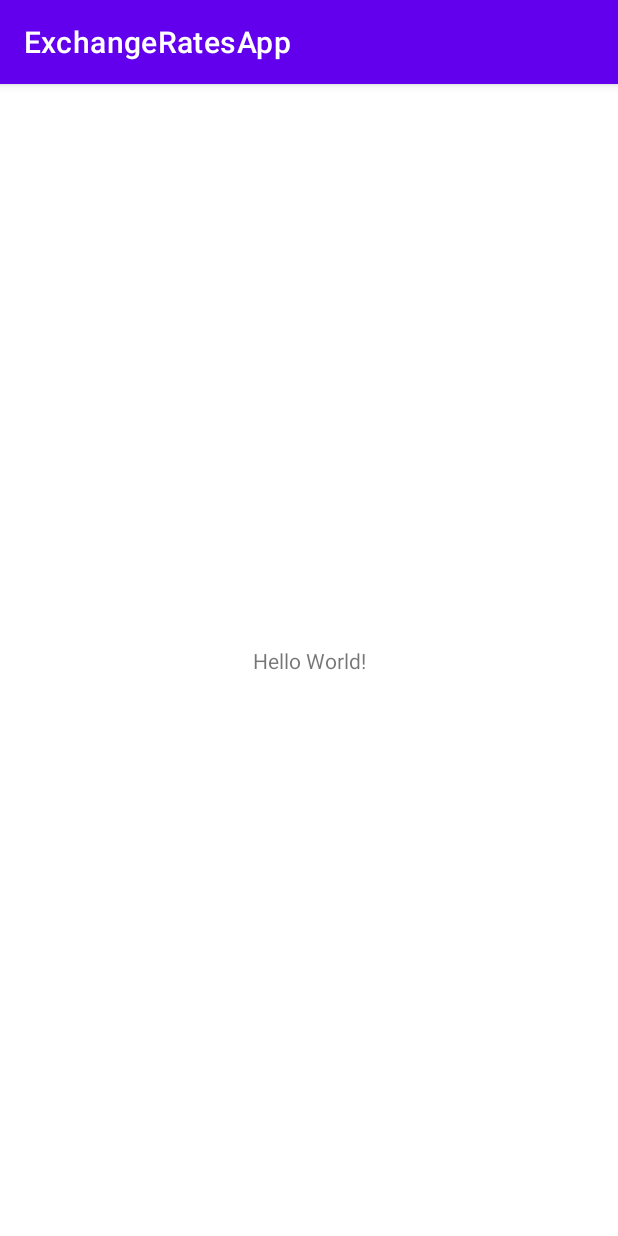
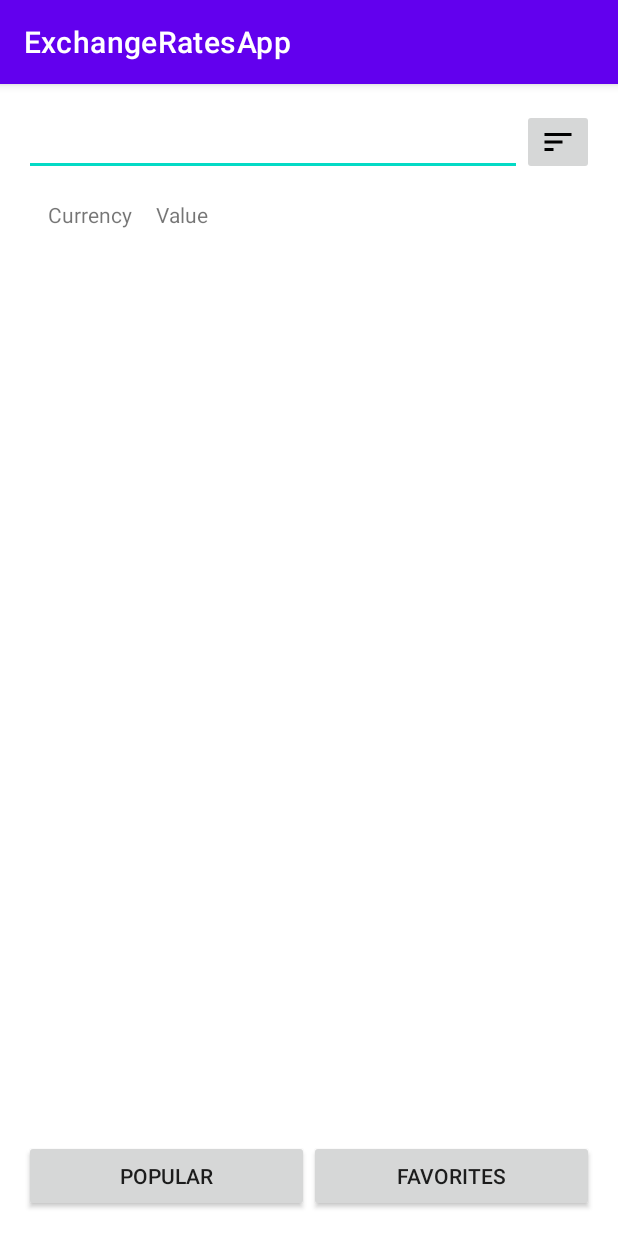
Before and after one commit to KelwayHao/ExchangeRatesApp, an Android app: the screen it shows after launch (MainActivity), on a phone screen of 412 x 824 dp. Run offline under Robolectric (Android 15) with nearby library versions, the phone set to English and light mode, and no system bars.

Commit message:
preliminary UI

```diff
--- /dev/null
+++ b/app/src/main/java/com/kelway/exchangeratesapp/FavoritesFragment.kt
@@ -0,0 +1,6 @@
+package com.kelway.exchangeratesapp
+
+import androidx.fragment.app.Fragment
+
+class FavoritesFragment : Fragment(R.layout.fragment_favorites) {
+}
--- /dev/null
+++ b/app/src/main/java/com/kelway/exchangeratesapp/PopularFragment.kt
@@ -0,0 +1,6 @@
+package com.kelway.exchangeratesapp
+
+import androidx.fragment.app.Fragment
+
+class PopularFragment : Fragment(R.layout.fragment_popular) {
+}
--- /dev/null
+++ b/app/src/main/res/drawable/ic_baseline_sort_24.xml
@@ -0,0 +1,5 @@
+<vector android:autoMirrored="true" android:height="24dp"
+    android:tint="#000000" android:viewportHeight="24"
+    android:viewportWidth="24" android:width="24dp" xmlns:android="http://schemas.android.com/apk/res/android">
+    <path android:fillColor="@android:color/white" android:pathData="M3,18h6v-2L3,16v2zM3,6v2h18L21,6L3,6zM3,13h12v-2L3,11v2z"/>
+</vector>
--- /dev/null
+++ b/app/src/main/res/drawable/ic_baseline_star_border_24.xml
@@ -0,0 +1,5 @@
+<vector android:height="24dp" android:tint="#000000"
+    android:viewportHeight="24" android:viewportWidth="24"
+    android:width="24dp" xmlns:android="http://schemas.android.com/apk/res/android">
+    <path android:fillColor="@android:color/white" android:pathData="M22,9.24l-7.19,-0.62L12,2 9.19,8.63 2,9.24l5.46,4.73L5.82,21 12,17.27 18.18,21l-1.63,-7.03L22,9.24zM12,15.4l-3.76,2.27 1,-4.28 -3.32,-2.88 4.38,-0.38L12,6.1l1.71,4.04 4.38,0.38 -3.32,2.88 1,4.28L12,15.4z"/>
+</vector>
--- /dev/null
+++ b/app/src/main/res/drawable/ic_baseline_star_rate_24.xml
@@ -0,0 +1,5 @@
+<vector android:height="24dp" android:tint="#000000"
+    android:viewportHeight="24" android:viewportWidth="24"
+    android:width="24dp" xmlns:android="http://schemas.android.com/apk/res/android">
+    <path android:fillColor="@android:color/white" android:pathData="M14.43,10l-2.43,-8l-2.43,8l-7.57,0l6.18,4.41l-2.35,7.59l6.17,-4.69l6.18,4.69l-2.35,-7.59l6.17,-4.41z"/>
+</vector>
--- a/app/src/main/res/layout/activity_main.xml
+++ b/app/src/main/res/layout/activity_main.xml
@@ -4,15 +4,55 @@
     xmlns:tools="http://schemas.android.com/tools"
     android:layout_width="match_parent"
     android:layout_height="match_parent"
+    android:padding="16dp"
     tools:context=".MainActivity">
 
-    <TextView
-        android:layout_width="wrap_content"
+    <androidx.appcompat.widget.AppCompatEditText
+        android:id="@+id/inputText"
+        android:layout_width="0dp"
         android:layout_height="wrap_content"
-        android:text="Hello World!"
-        app:layout_constraintBottom_toBottomOf="parent"
-        app:layout_constraintEnd_toEndOf="parent"
+        app:layout_constraintEnd_toStartOf="@+id/sortImageButton"
         app:layout_constraintStart_toStartOf="parent"
         app:layout_constraintTop_toTopOf="parent" />
 
+    <androidx.appcompat.widget.AppCompatImageButton
+        android:id="@+id/sortImageButton"
+        android:layout_width="wrap_content"
+        android:layout_height="wrap_content"
+        android:src="@drawable/ic_baseline_sort_24"
+        app:layout_constraintBottom_toBottomOf="@+id/inputText"
+        app:layout_constraintEnd_toEndOf="parent"
+        app:layout_constraintTop_toTopOf="@+id/inputText" />
+
+    <androidx.fragment.app.FragmentContainerView
+        android:id="@+id/navHostFragment"
+        android:name="androidx.navigation.fragment.NavHostFragment"
+        android:layout_width="0dp"
+        android:layout_height="0dp"
+        android:padding="8dp"
+        app:defaultNavHost="true"
+        app:layout_constraintBottom_toTopOf="@+id/popularButton"
+        app:layout_constraintEnd_toEndOf="parent"
+        app:layout_constraintStart_toStartOf="parent"
+        app:layout_constraintTop_toBottomOf="@+id/inputText"
+        app:navGraph="@navigation/nav_graph" />
+
+    <androidx.appcompat.widget.AppCompatButton
+        android:id="@+id/popularButton"
+        android:layout_width="0dp"
+        android:layout_height="wrap_content"
+        android:text="@string/popular_string"
+        app:layout_constraintBottom_toBottomOf="parent"
+        app:layout_constraintEnd_toStartOf="@+id/favoritesButton"
+        app:layout_constraintStart_toStartOf="parent" />
+
+    <androidx.appcompat.widget.AppCompatButton
+        android:id="@+id/favoritesButton"
+        android:layout_width="0dp"
+        android:layout_height="wrap_content"
+        android:text="@string/favorites_string"
+        app:layout_constraintBottom_toBottomOf="parent"
+        app:layout_constraintEnd_toEndOf="parent"
+        app:layout_constraintStart_toEndOf="@+id/popularButton" />
+
 </androidx.constraintlayout.widget.ConstraintLayout>
--- /dev/null
+++ b/app/src/main/res/layout/fragment_popular.xml
@@ -0,0 +1,33 @@
+<?xml version="1.0" encoding="utf-8"?>
+<androidx.constraintlayout.widget.ConstraintLayout xmlns:android="http://schemas.android.com/apk/res/android"
+    xmlns:app="http://schemas.android.com/apk/res-auto"
+    android:layout_width="match_parent"
+    android:layout_height="match_parent">
+
+    <androidx.appcompat.widget.AppCompatTextView
+        android:id="@+id/headerCurrencyColumn"
+        android:layout_width="wrap_content"
+        android:layout_height="wrap_content"
+        android:padding="8dp"
+        android:text="@string/currency_string"
+        app:layout_constraintStart_toStartOf="parent"
+        app:layout_constraintTop_toTopOf="parent" />
+
+    <androidx.appcompat.widget.AppCompatTextView
+        android:id="@+id/headerValueColumn"
+        android:layout_width="wrap_content"
+        android:layout_height="wrap_content"
+        android:padding="8dp"
+        android:text="@string/value_string"
+        app:layout_constraintStart_toEndOf="@+id/headerCurrencyColumn"
+        app:layout_constraintTop_toTopOf="parent" />
+
+    <androidx.recyclerview.widget.RecyclerView
+        android:id="@+id/recyclerPopular"
+        android:layout_width="match_parent"
+        android:layout_height="0dp"
+        app:layoutManager="androidx.recyclerview.widget.LinearLayoutManager"
+        app:layout_constraintBottom_toBottomOf="parent"
+        app:layout_constraintTop_toBottomOf="@id/headerCurrencyColumn" />
+
+</androidx.constraintlayout.widget.ConstraintLayout>
--- /dev/null
+++ b/app/src/main/res/layout/fragment_sort.xml
@@ -0,0 +1,6 @@
+<?xml version="1.0" encoding="utf-8"?>
+<androidx.constraintlayout.widget.ConstraintLayout xmlns:android="http://schemas.android.com/apk/res/android"
+    android:layout_width="match_parent"
+    android:layout_height="match_parent">
+
+</androidx.constraintlayout.widget.ConstraintLayout>
--- /dev/null
+++ b/app/src/main/res/navigation/nav_graph.xml
@@ -0,0 +1,19 @@
+<?xml version="1.0" encoding="utf-8"?>
+<navigation xmlns:android="http://schemas.android.com/apk/res/android"
+    xmlns:app="http://schemas.android.com/apk/res-auto"
+    android:id="@+id/nav_graph"
+    app:startDestination="@id/popularFragment">
+
+    <fragment
+        android:id="@+id/popularFragment"
+        android:name="com.kelway.exchangeratesapp.PopularFragment"
+        android:label="PopularFragment" />
+    <fragment
+        android:id="@+id/favoritesFragment"
+        android:name="com.kelway.exchangeratesapp.FavoritesFragment"
+        android:label="FavoritesFragment" />
+    <fragment
+        android:id="@+id/sortFragment"
+        android:name="com.kelway.exchangeratesapp.SortFragment"
+        android:label="SortFragment" />
+</navigation>
--- a/app/src/main/res/values/strings.xml
+++ b/app/src/main/res/values/strings.xml
@@ -1,3 +1,7 @@
 <resources>
     <string name="app_name">ExchangeRatesApp</string>
+    <string name="currency_string">Currency</string>
+    <string name="popular_string">Popular</string>
+    <string name="favorites_string">Favorites</string>
+    <string name="value_string">Value</string>
 </resources>
```
Also changed, not shown: app/src/main/java/com/kelway/exchangeratesapp/SortFragment.kt (added, +7 -0 lines), app/src/main/res/layout/fragment_favorites.xml (added, +33 -0 lines), app/src/main/res/layout/item_currency.xml (added, +23 -0 lines).
